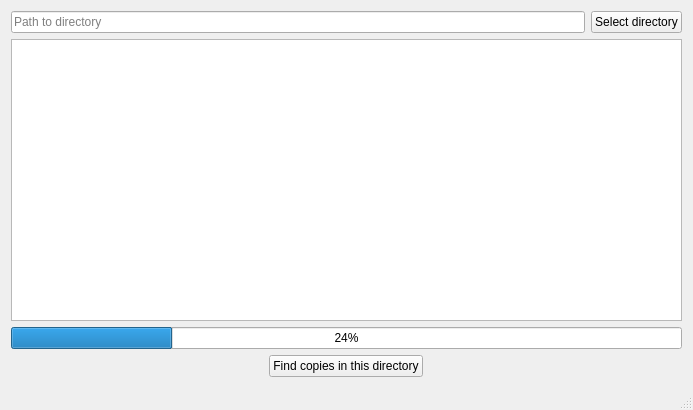
This is mainwindow.ui in hazzus/copy-finder as Qt 5 draws it before an edit. The edited form follows.
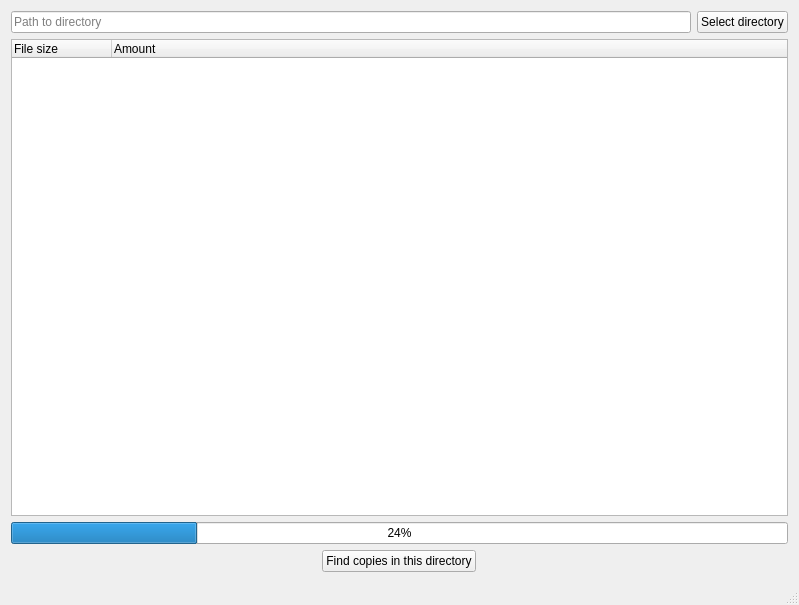
This is the edited form.

Patch:
```diff
--- a/mainwindow.ui
+++ b/mainwindow.ui
@@ -6,8 +6,8 @@
    <rect>
     <x>0</x>
     <y>0</y>
-    <width>693</width>
-    <height>410</height>
+    <width>799</width>
+    <height>605</height>
    </rect>
   </property>
   <property name="sizePolicy">
@@ -30,6 +30,26 @@
     </sizepolicy>
    </property>
    <layout class="QGridLayout" name="gridLayout">
+    <item row="1" column="0" colspan="2">
+     <widget class="QTreeWidget" name="treeWidget">
+      <property name="sizePolicy">
+       <sizepolicy hsizetype="Expanding" vsizetype="Expanding">
+        <horstretch>0</horstretch>
+        <verstretch>0</verstretch>
+       </sizepolicy>
+      </property>
+      <column>
+       <property name="text">
+        <string>File size</string>
+       </property>
+      </column>
+      <column>
+       <property name="text">
+        <string>Amount</string>
+       </property>
+      </column>
+     </widget>
+    </item>
     <item row="2" column="0" colspan="2">
      <widget class="QProgressBar" name="progressBar">
       <property name="value">
@@ -37,16 +57,6 @@
       </property>
      </widget>
     </item>
-    <item row="1" column="0" colspan="2">
-     <widget class="QTextEdit" name="logger">
-      <property name="enabled">
-       <bool>true</bool>
-      </property>
-      <property name="readOnly">
-       <bool>true</bool>
-      </property>
-     </widget>
-    </item>
     <item row="0" column="0">
      <widget class="QLineEdit" name="directoryPath">
       <property name="placeholderText">
@@ -67,7 +77,7 @@
       </property>
      </widget>
     </item>
-    <item row="3" column="0" colspan="2">
+    <item row="4" column="0" colspan="2">
      <layout class="QHBoxLayout" name="horizontalLayout">
       <item>
        <widget class="QPushButton" name="findCopies">
```
Left out of the diff: 2 changed lines with no effect on the pictures.
